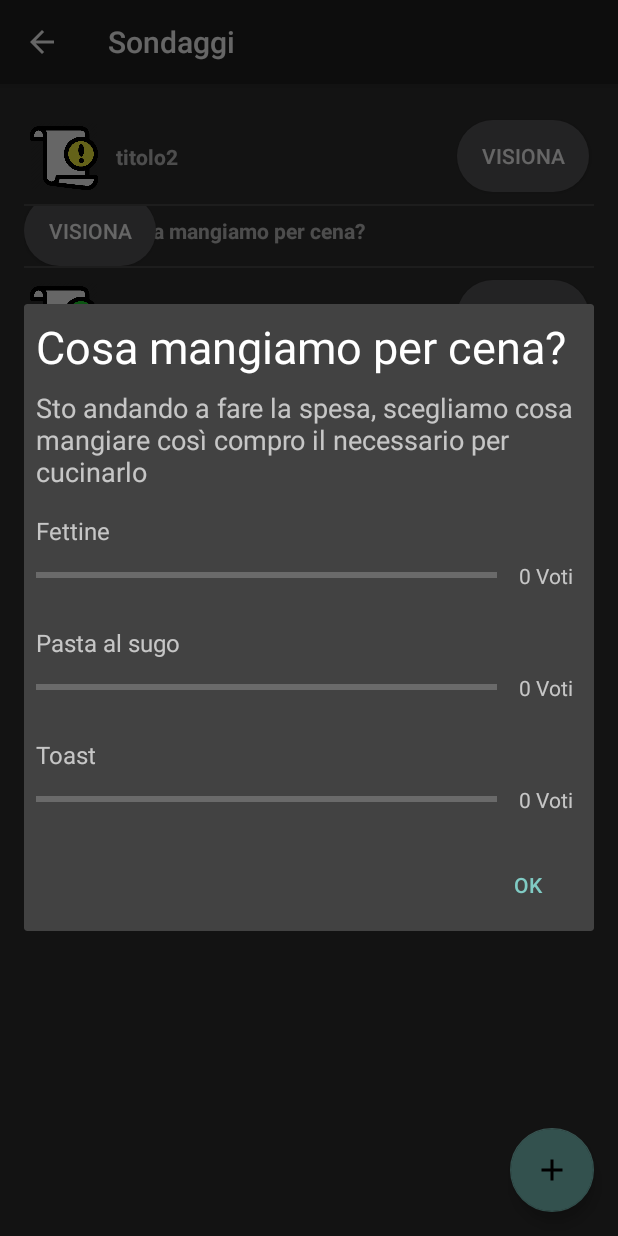
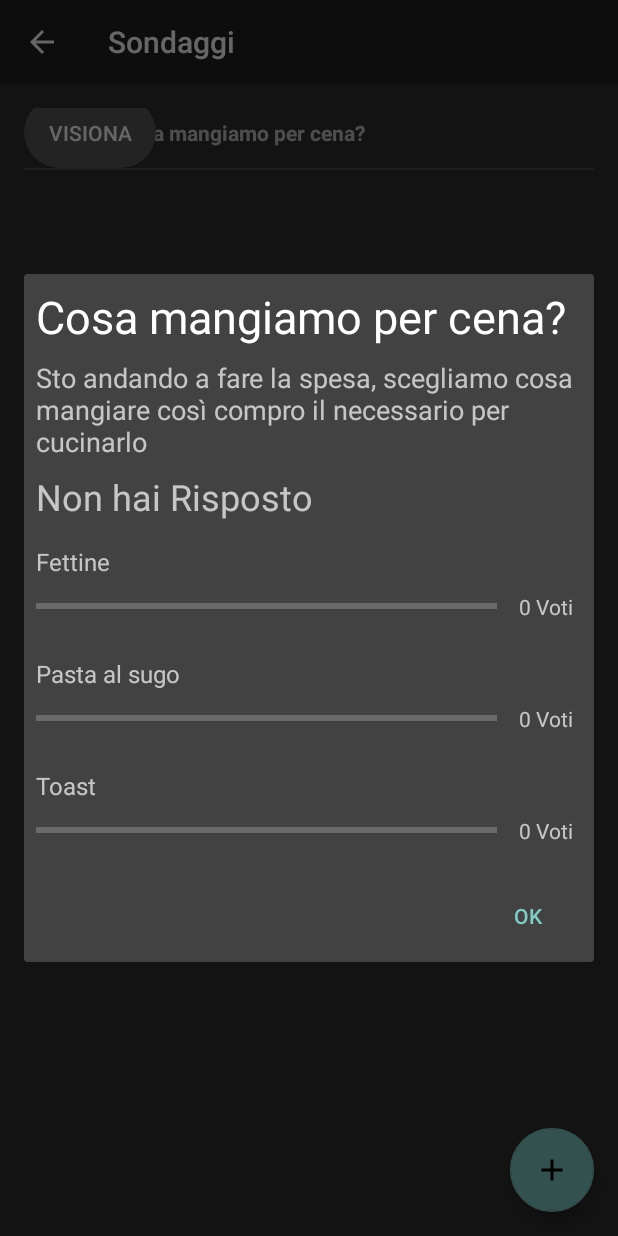
Before and after one commit to Gnagnom94/HouseworkCalendar, an Android app: the GestioneSondaggi screen opened directly, with no data from a screen before it, after a tap on "Cosa mangiamo per cena?", on a phone screen of 412 x 824 dp. Run offline under Robolectric (Android 15) with nearby library versions, the phone set to English and light mode, and no system bars; 3 statements that could not run were skipped.

Commit message:
GestioneSondaggi.java: Aggiunta textView per la visualizzazione della risposta data nell'alertDialog
customlayout_info_sondaggio.xml: aggiunta textView per visualizzare la risposta scelta.

```diff
--- a/app/src/main/java/namenotfoundunica/houseworkcalendar/activity/GestioneSondaggi.java
+++ b/app/src/main/java/namenotfoundunica/houseworkcalendar/activity/GestioneSondaggi.java
@@ -63,9 +63,9 @@ public class GestioneSondaggi extends AppCompatActivity
             risposte.add("Fettine");
             risposte.add("Pasta al sugo");
             risposte.add("Toast");
-            lstSondaggio.add(new Sondaggio(titolo, descrizione, "answer", 0, risposte));
-            lstSondaggio.add(new Sondaggio("titolo2", "descrizione2", "wait", 1, risposte));
-            lstSondaggio.add(new Sondaggio("titolo3", "descrizione3", "done", 2, risposte));
+            lstSondaggio.add(new Sondaggio(titolo, descrizione, "wait", 0, risposte));
+//            lstSondaggio.add(new Sondaggio("titolo2", "descrizione2", "wait", 1, risposte));
+//            lstSondaggio.add(new Sondaggio("titolo3", "descrizione3", "done", 2, risposte));
             flagCreation = true;
         }
 
@@ -436,9 +436,13 @@ public class GestioneSondaggi extends AppCompatActivity
 
         TextView textViewTitolo = alertLayout.findViewById(R.id.textViewTitolo);
         TextView textViewDescrizione = alertLayout.findViewById(R.id.textViewDescrizione);
+        TextView textViewRispostaScelta = alertLayout.findViewById(R.id.textViewRispostaScelta);
 
         textViewTitolo.setText(lstSondaggio.get(posizione).getTitolo());
         textViewDescrizione.setText(lstSondaggio.get(posizione).getDescrizione());
+        if(sondaggio.statoUtenti[SchermataIniziale.utenteLoggato.getId()] != -1) {
+            textViewRispostaScelta.setText("La tua Risposta: " + lstSondaggio.get(posizione).getRisposte().get(sondaggio.statoUtenti[SchermataIniziale.utenteLoggato.getId()]));
+        }
 
         int i = 0;
         for(String risposta:sondaggio.getRisposte()){
@@ -462,7 +466,7 @@ public class GestioneSondaggi extends AppCompatActivity
             }
             progressBar.setProgress((contatore*100)/sondaggio.utentiGruppo.size());
 
-            textViewCounter.setText("" + contatore + " Voti");
+            textViewCounter.setText("" + contatore + (contatore > 1 || contatore == 0 ? " Voti" : " Voto"));
 
             linearLayout.addView(child);
             i++;
--- a/app/src/main/res/layout/customlayout_info_sondaggio.xml
+++ b/app/src/main/res/layout/customlayout_info_sondaggio.xml
@@ -35,16 +35,29 @@
                 android:id="@+id/textViewDescrizione"
                 android:layout_width="match_parent"
                 android:layout_height="wrap_content"
-                android:layout_marginBottom="8dp"
                 android:layout_marginEnd="8dp"
                 android:layout_marginStart="8dp"
                 android:layout_marginTop="8dp"
                 android:text="Descrizione"
                 android:textSize="18sp"
+                app:layout_constraintEnd_toEndOf="parent"
+                app:layout_constraintStart_toStartOf="parent"
+                app:layout_constraintTop_toBottomOf="@+id/textViewTitolo" />
+
+            <TextView
+                android:id="@+id/textViewRispostaScelta"
+                android:layout_width="0dp"
+                android:layout_height="wrap_content"
+                android:layout_marginBottom="8dp"
+                android:layout_marginEnd="8dp"
+                android:layout_marginStart="8dp"
+                android:layout_marginTop="8dp"
+                android:text="Non hai Risposto"
+                android:textSize="24sp"
                 app:layout_constraintBottom_toBottomOf="parent"
                 app:layout_constraintEnd_toEndOf="parent"
                 app:layout_constraintStart_toStartOf="parent"
-                app:layout_constraintTop_toBottomOf="@+id/textViewTitolo" />
+                app:layout_constraintTop_toBottomOf="@+id/textViewDescrizione" />
         </android.support.constraint.ConstraintLayout>
 
     </LinearLayout>
```
